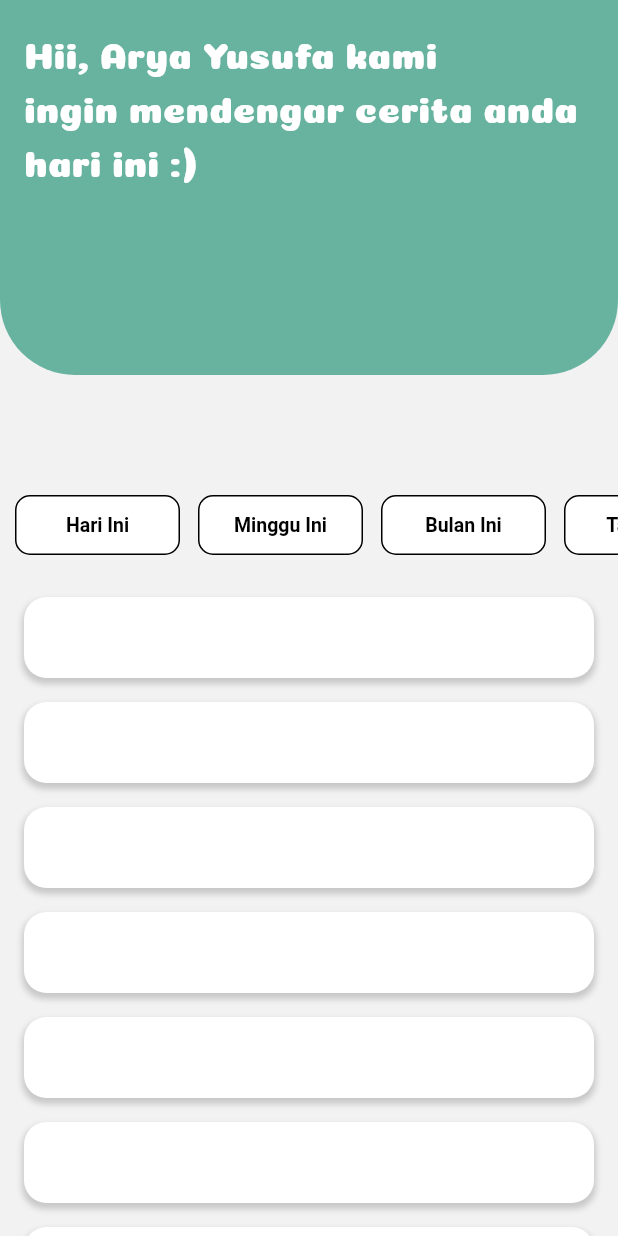
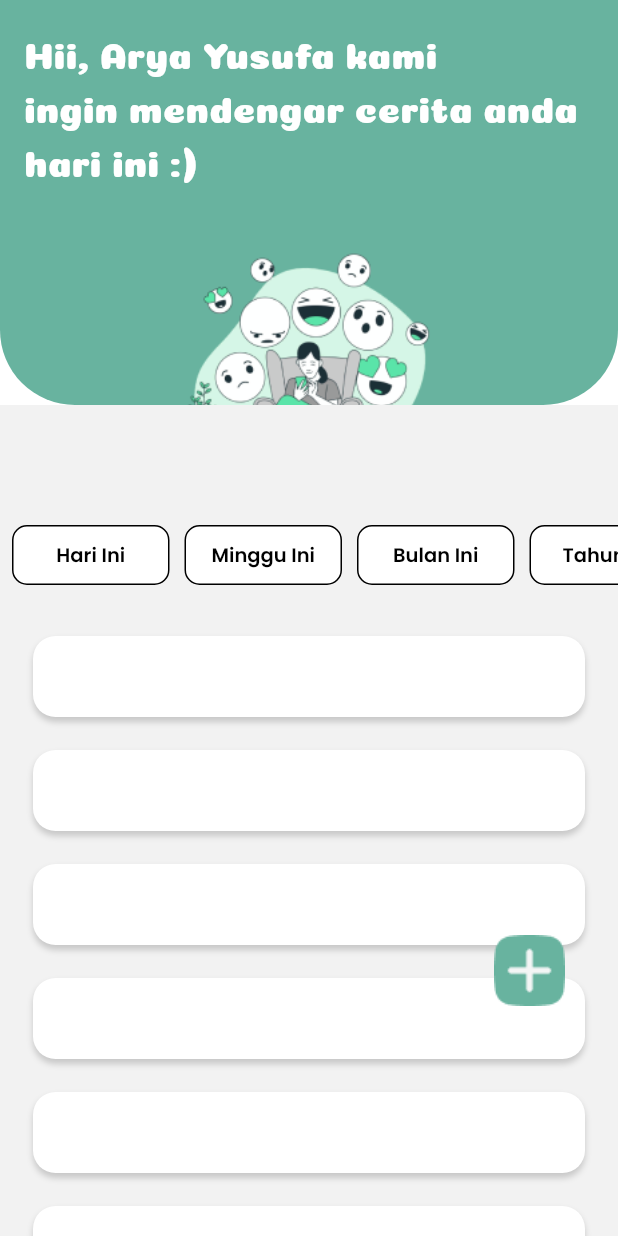
Before and after one commit to afikque23/Mental_Health_App, a Flutter app: the TrackerPage screen opened directly, on a phone screen of 412 x 824 dp. Run offline on Flutter 3.47's test engine with Material 3 defaults, Android fonts, the phone set to English and light mode, and no system bars; our stand-ins replace flutter_bloc, flutter_svg, hydrated_bloc, introduction_screen, shared_preferences; accounts and stored records are empty.

Commit message:
menambah sedikit detail di tracker

```diff
--- a/lib/core/configs/assets/app_images.dart
+++ b/lib/core/configs/assets/app_images.dart
@@ -8,5 +8,7 @@ class AppImages {
   static const String onboarding2 = '${basePath}onboarding_2.png';
   static const String onboarding3 = '${basePath}onboarding_3.png';
   static const String homeAppbar = '${basePath}appbar_home.png';
+  static const String trackerimage = '${basePath}trackerimage.png';
+  static const String plustracker = '${basePath}add.png';
 
 }
--- a/lib/presentation/intro/pages/disclaim.dart
+++ b/lib/presentation/intro/pages/disclaim.dart
@@ -1,7 +1,7 @@
 import 'package:flutter/material.dart';
 import 'package:flutter_svg/svg.dart';
-import 'package:mental_health_app/common/widgets/appbar/bottom_navbar.dart';
-import 'package:mental_health_app/core/configs/assets/app_vectors.dart'; // Pastikan ini adalah path yang benar
+import 'package:mental_health_app/core/configs/assets/app_vectors.dart';
+import 'package:mental_health_app/presentation/intro/pages/screening.dart'; // Pastikan ini adalah path yang benar
 
 class DisclaimerPage extends StatelessWidget {
   const DisclaimerPage({Key? key}) : super(key: key);
@@ -66,7 +66,7 @@ class DisclaimerScreen extends StatelessWidget {
                         context,
                         MaterialPageRoute(
                           builder: (context) =>
-                              BottomNavbar(), // Ganti dengan nama halaman yang sesuai
+                              const SurveyScreen(), // Ganti dengan nama halaman yang sesuai
                         ),
                       );
                     },
--- a/lib/presentation/profile/pages/profile_page.dart
+++ b/lib/presentation/profile/pages/profile_page.dart
@@ -1,5 +1,3 @@
-import 'dart:ffi';
-
 import 'package:flutter/foundation.dart';
 import 'package:flutter/material.dart';
 
--- a/lib/presentation/tracker/pages/tracker_page.dart
+++ b/lib/presentation/tracker/pages/tracker_page.dart
@@ -1,5 +1,7 @@
 import 'package:flutter/material.dart';
+import 'package:mental_health_app/core/configs/assets/app_images.dart';
 import 'package:mental_health_app/core/configs/theme/app_colors.dart';
+import 'package:mental_health_app/presentation/intro/pages/screening.dart';
 
 class TrackerPage extends StatelessWidget {
   const TrackerPage({super.key});
@@ -7,16 +9,26 @@ class TrackerPage extends StatelessWidget {
   @override
   Widget build(BuildContext context) {
     return Scaffold(
-      body: Column(
+      body: Stack(
         children: [
-          // App Bar
+          Column(
+            children: [
+              // Container putih yang mengisi area di atas header
+              Container(
+                color: Colors.white,
+                height: 270, // Tinggi sama dengan header
+                width: double.infinity, // Lebar penuh
+                child: Stack(
+                  alignment: Alignment.bottomCenter,
+                  children: [
+                    // Header
                     ClipRRect(
-            borderRadius:
-                const BorderRadius.vertical(bottom: Radius.circular(50)),
+                      borderRadius: const BorderRadius.vertical(
+                          bottom: Radius.circular(50)),
                       child: Container(
                         padding: const EdgeInsets.all(16),
                         color: AppColors.primary,
-              height: 250, // Sesuaikan tinggi header
+                        height: 270, // Tinggi header
                         width: double.infinity, // Lebar penuh
                         child: const SafeArea(
                           child: Column(
@@ -52,6 +64,24 @@ class TrackerPage extends StatelessWidget {
                         ),
                       ),
                     ),
+                    // Gambar di atas header
+                    Positioned(
+                      bottom: -70, // Atur posisi gambar sesuai keinginan
+                      child: Container(
+                        height: 180, // Tinggi gambar
+                        width: 180, // Lebar gambar
+                        decoration: const BoxDecoration(
+                          image: DecorationImage(
+                            image: AssetImage(AppImages.trackerimage),
+                            fit: BoxFit
+                                .cover, // Atur gambar agar sesuai dengan kontainer
+                          ),
+                        ),
+                      ),
+                    ),
+                  ],
+                ),
+              ),
 
               SizedBox(
                 height: 120, // Mengatur tinggi container (40 + 100 jarak atas)
@@ -72,7 +102,7 @@ class TrackerPage extends StatelessWidget {
                           ];
 
                           return Padding(
-                        padding: const EdgeInsets.only(right: 2, left: 10),
+                            padding: const EdgeInsets.only(right: 2, left: 8),
                             child: ElevatedButton(
                               onPressed: () {
                                 // Aksi untuk tombol
@@ -85,7 +115,7 @@ class TrackerPage extends StatelessWidget {
                                 ),
                                 elevation: 0,
                                 minimumSize: const Size(
-                                110, 38), // Mengatur lebar minimum tombol
+                                    105, 38), // Mengatur lebar minimum tombol
                                 padding: const EdgeInsets.symmetric(
                                     horizontal: 16, vertical: 8),
                               ),
@@ -94,6 +124,8 @@ class TrackerPage extends StatelessWidget {
                                 style: const TextStyle(
                                   color: Colors.black,
                                   fontSize: 13,
+                                  fontFamily: 'Poppins',
+                                  fontWeight: FontWeight.w600, // SemiBold
                                 ),
                               ),
                             ),
@@ -106,14 +138,14 @@ class TrackerPage extends StatelessWidget {
               ),
 
               // Konten tambahan bisa ditempatkan di sini
-          const SizedBox(height: 20), // Menambahkan jarak atas
+              const SizedBox(height: 23), // Menambahkan jarak atas
               Expanded(
                 child: SingleChildScrollView(
                   child: Column(
                     children: List.generate(31, (index) {
                       return Padding(
                         padding: const EdgeInsets.symmetric(
-                        vertical: 8.0, horizontal: 16.0),
+                            vertical: 11.0, horizontal: 22.0),
                         child: Container(
                           height: 54, // Atur sesuai ukuran gambar
                           decoration: BoxDecoration(
@@ -124,7 +156,7 @@ class TrackerPage extends StatelessWidget {
                               BoxShadow(
                                 color: Colors.grey.withOpacity(
                                     0.5), // Warna shadow dengan transparansi
-                            spreadRadius: 1, // Jarak penyebaran shadow
+                                spreadRadius: 0, // Jarak penyebaran shadow
                                 blurRadius: 3, // Mengatur seberapa blur shadow
                                 offset: const Offset(
                                     0, 3), // Mengatur arah shadow (x, y)
@@ -136,7 +168,33 @@ class TrackerPage extends StatelessWidget {
                     }),
                   ),
                 ),
-          )
+              ),
+            ],
+          ),
+          Positioned(
+            left: 305, // Jarak dari kiri
+            top: 595, // Jarak dari atas untuk menjaga jarak dengan header
+            child: GestureDetector(
+              onTap: () {
+                // Aksi saat ikon ditekan
+                Navigator.push(
+                  context,
+                  MaterialPageRoute(
+                      builder: (context) =>
+                          const SurveyScreen()), // Navigasi ke halaman SurveyMood
+                );
+              },
+              child: Padding(
+                padding: const EdgeInsets.symmetric(
+                    horizontal: 8, vertical: 12), // Padding untuk SVG
+                child: SizedBox(
+                  height: 80, // Tinggi ikon
+                  width: 80, // Lebar ikon
+                  child: Image.asset(AppImages.plustracker),
+                ),
+              ),
+            ),
+          ),
         ],
       ),
     );
--- a/pubspec.yaml
+++ b/pubspec.yaml
@@ -36,7 +36,7 @@ dependencies:
   # The following adds the Cupertino Icons font to your application.
   # Use with the CupertinoIcons class for iOS style icons.
   cupertino_icons: ^1.0.8
-  flutter_svg:
+  flutter_svg: ^0.22.0
   flutter_bloc:
   hydrated_bloc: ^9.1.5
   path_provider: ^2.1.4
```
Also changed, not shown: assets/images/add.png (added), assets/images/trackerimage.png (added), pubspec.lock. Lines whose indentation alone changed are shown as unchanged.
